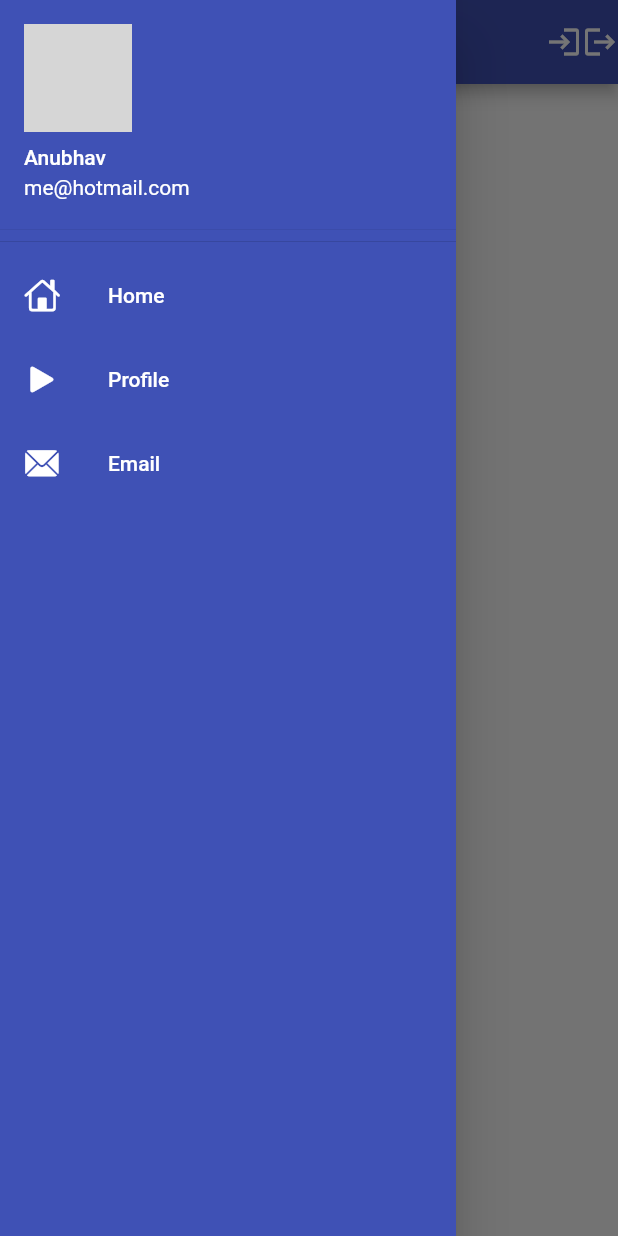
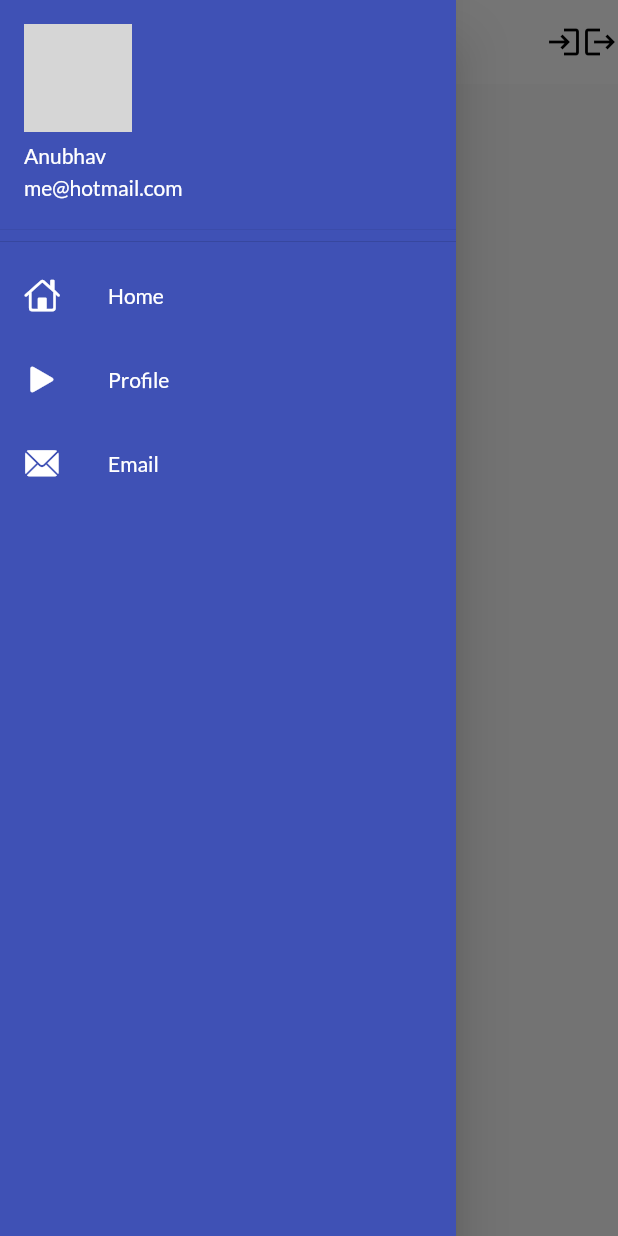
Before and after one commit to anubhavmishra7/learningFlutter, a Flutter app: the screen it shows after launch, with the side drawer open, on a phone screen of 412 x 824 dp. Run offline on Flutter 3.47's test engine with Material 2 defaults, Android fonts, the phone set to English and light mode, and no system bars; our stand-ins replace google_fonts; network calls fail; grey boxes are pictures that could not be loaded.

Commit message:
theme extracted

```diff
--- a/lib/main.dart
+++ b/lib/main.dart
@@ -3,6 +3,7 @@
 import 'package:demo2app/pages/home_page.dart';
 import 'package:demo2app/pages/login_page.dart';
 import 'package:demo2app/utils/routes.dart';
+import 'package:demo2app/widges/themes.dart';
 import 'package:flutter/material.dart';
 import 'package:google_fonts/google_fonts.dart';
 
@@ -21,15 +22,9 @@
       //color= Colors.white;
 
       debugShowCheckedModeBanner: false,
-      themeMode: ThemeMode.dark,
-      theme: ThemeData(
-          primarySwatch: Colors.red,
-          //fontFamily: GoogleFonts.lato().fontFamily,
-          primaryTextTheme: GoogleFonts.latoTextTheme()),
-      darkTheme: ThemeData(
-          //brightness: Brightness.dark,
-          //primarySwatch: Colors.brown),
-          ),
+      themeMode: ThemeMode.light,
+      theme: Mytheme.lightTheme(context),
+      darkTheme: Mytheme.darkTheme(context),
       initialRoute: Myroutes.homeroute,
       routes: {
         "/": (context) => LoginPage(),
--- a/lib/pages/home_page.dart
+++ b/lib/pages/home_page.dart
@@ -8,12 +8,13 @@
   Widget build(BuildContext context) {
     return Scaffold(
       appBar: AppBar(
+        //elevation: 0,
         title: Text(
           "Catalog",
-          style: TextStyle(color: Colors.white, fontWeight: FontWeight.bold),
+          style: TextStyle(fontWeight: FontWeight.bold),
         ),
         centerTitle: true,
-        backgroundColor: Colors.indigo,
+        // backgroundColor: Colors.white,
         actions: [Icon(Icons.login), Icon(Icons.logout)],
         //leading: Icon(Icons.holiday_village),
       ),
--- /dev/null
+++ b/lib/widges/themes.dart
@@ -0,0 +1,18 @@
+import 'package:flutter/material.dart';
+import 'package:google_fonts/google_fonts.dart';
+
+class Mytheme {
+  static ThemeData lightTheme(BuildContext context) => ThemeData(
+      primarySwatch: Colors.indigo,
+      fontFamily: GoogleFonts.lato().fontFamily,
+      //primaryTextTheme: GoogleFonts.latoTextTheme(),
+      appBarTheme: AppBarTheme(
+          color: Colors.white,
+          elevation: 0.0,
+          iconTheme: IconThemeData(color: Colors.black),
+          textTheme: Theme.of(context).textTheme));
+
+  static ThemeData darkTheme(BuildContext context) => ThemeData(
+        brightness: Brightness.dark,
+      );
+}
```
